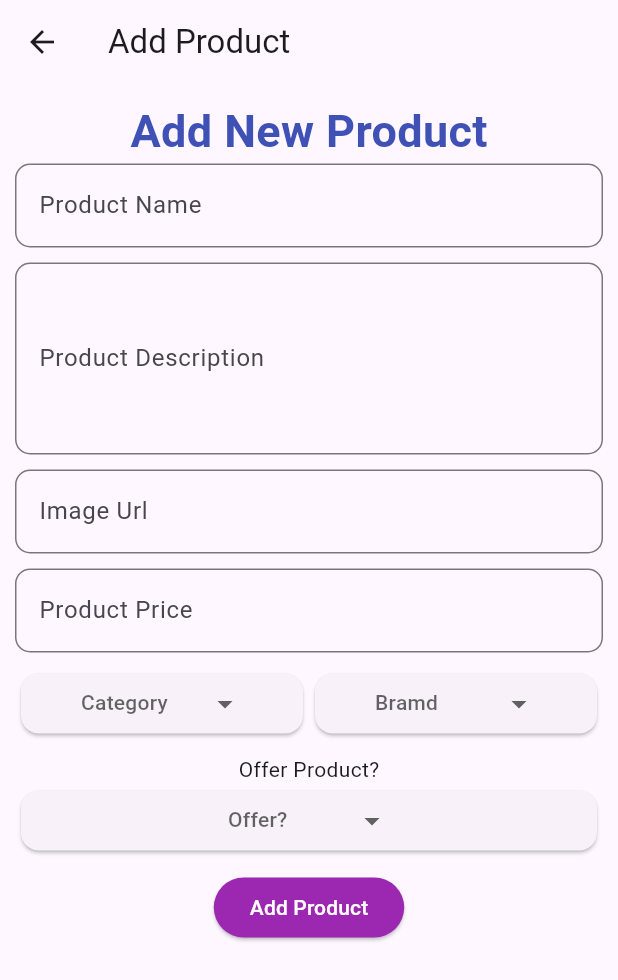
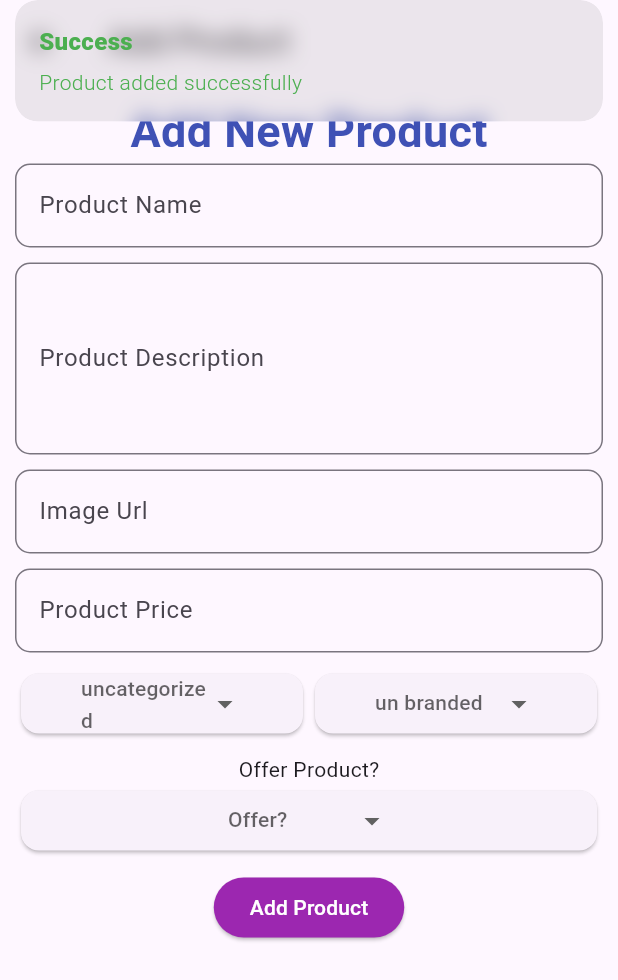
Before and after one commit to Iszi9/shoe1, a Flutter app: the AddProductPage screen opened directly, after a tap on "Add Product", on a phone screen of 412 x 824 dp. Shown: the top 980 px of the screen. Run offline on Flutter 3.47's test engine with Material 3 defaults, Android fonts, the phone set to English and light mode, and no system bars; drawn by our look-alikes of dropdown_button2; our stand-ins replace cloud_firestore, firebase_core, get; accounts and stored records are empty.

Commit message:
implementations
implemented more controls for adding product to database

```diff
--- a/lib/controller/home_controller.dart
+++ b/lib/controller/home_controller.dart
@@ -1,5 +1,6 @@
 import 'package:cloud_firestore/cloud_firestore.dart';
 import 'package:flutter/cupertino.dart';
+import 'package:flutter/material.dart';
 import 'package:get/get.dart';
 
 import '../model/product.dart';
@@ -16,7 +17,7 @@ class HomeController extends GetxController{
   TextEditingController productPriceCtrl = TextEditingController();
 
   //yo, for the fields in dropdown buttons
-  String category = 'general';
+  String category = 'uncategorized';
   String brand = 'un branded';
   bool offer = false;
 
@@ -28,18 +29,40 @@ class HomeController extends GetxController{
   }
 
   //yo, doc to receive info sent from getx from add_product_page fields and creating in database
-  addProduct(){
+  addProduct() {
+    try{
     DocumentReference doc = productCollection.doc();
     Product product = Product(
-      id:doc.id,
-      name:productNameCtrl.text,
-      category:'Boots',
+      id: doc.id,
+      name: productNameCtrl.text,
+      category: 'Boots',
       description: productDescriptionCtrl.text,
-      price: double.tryParse(productPriceCtrl.text),  //yo, typecasting the text sting received to double to suit databse design
+      price: double.tryParse(productPriceCtrl.text),
+      //yo, typecasting the text sting received to double to suit databse design
       brand: 'Adidas',
-      image:productImgCtrl.text,
-      offer: true,
+      image: productImgCtrl.text,
+      offer: offer,
     );
+    final productJson = product.toJson();
+    doc.set(productJson);
+    Get.snackbar(
+        'Success', 'Product added successfully', colorText: Colors.green);
+    setValuesDefault();
+  }catch(e) {
+      Get.snackbar('Error', e.toString(), colorText: Colors.red);
+      print(e);
+    }
+  }
+
+  setValuesDefault(){
+    productNameCtrl.clear();
+    productPriceCtrl.clear();
+    productDescriptionCtrl.clear();
+    productImgCtrl.clear();
+    category = 'uncategorized';
+    brand = 'un branded';
+    offer = false;
+    update();
   }
 
 }
--- a/lib/pages/add_product_page.dart
+++ b/lib/pages/add_product_page.dart
@@ -70,18 +70,20 @@ class AddProductPage extends StatelessWidget {
                   children: [
                     Flexible(
                         child: DropDownBtn(
-                          items: ['cate1', 'cate2', 'cate3'],
-                          selectedItemText: 'Category',
+                          items: const ['Boots', 'Shoe', 'Slippers', 'Sports Boots'],
+                          selectedItemText: ctrl.category,
                           onSelected: (selectedValue) {
-                            print(selectedValue);
+                            ctrl.category = selectedValue ?? 'uncategorized';
+                            ctrl.update();
                           },
                         )),
                     Flexible(
                         child: DropDownBtn(
-                          items: ['brand1', 'brand2', 'brand3'],
-                          selectedItemText: 'Bramd',
+                          items: const ['Adidas', 'Nike', 'Sketchers', 'Clarks'],
+                          selectedItemText: ctrl.brand,
                           onSelected: (selectedValue) {
-                            print(selectedValue);
+                            ctrl.brand = selectedValue ?? 'un branded';
+                            ctrl.update();
                           },
                         )),
                   ],
@@ -92,7 +94,8 @@ class AddProductPage extends StatelessWidget {
                   items: ['true', 'false'],
                   selectedItemText: 'Offer?',
                   onSelected: (selectedValue) {
-                    print(selectedValue);
+                    ctrl.offer = bool.tryParse(selectedValue ?? 'false') ?? false;
+                    ctrl.update();
                   },
                 ),
                 SizedBox(height: 10),
```
